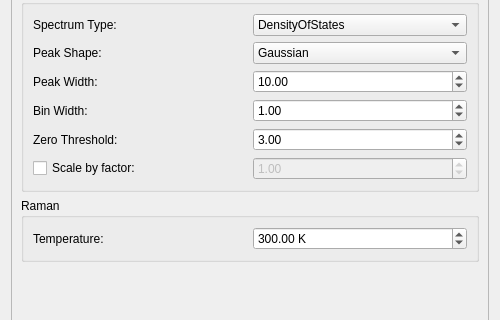
This is Code/Mantid/MantidQt/CustomInterfaces/inc/MantidQtCustomInterfaces/Indirect/DensityOfStates.ui in mantidproject/mantid as Qt 5 draws it before an edit; both pictures show x 0 to 500 and y 83 to 403 of the 500 by 500 pixel window. The edited form follows.
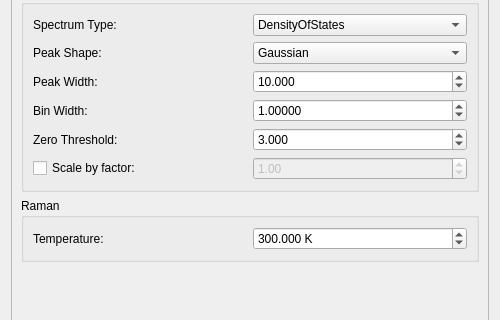
This is the edited form. The open tabs and pages were chosen to show the change. Custom widgets are drawn as their Qt base class.

Patch:
```diff
--- a/Code/Mantid/MantidQt/CustomInterfaces/inc/MantidQtCustomInterfaces/Indirect/DensityOfStates.ui
+++ b/Code/Mantid/MantidQt/CustomInterfaces/inc/MantidQtCustomInterfaces/Indirect/DensityOfStates.ui
@@ -124,6 +124,9 @@
             <property name="toolTip">
              <string>&lt;html&gt;&lt;head/&gt;&lt;body&gt;&lt;p&gt;FWHM to broaden peaks by.&lt;/p&gt;&lt;/body&gt;&lt;/html&gt;</string>
             </property>
+            <property name="decimals">
+             <number>3</number>
+            </property>
             <property name="maximum">
              <double>1000.000000000000000</double>
             </property>
@@ -140,6 +143,9 @@
             <property name="toolTip">
              <string>&lt;html&gt;&lt;head/&gt;&lt;body&gt;&lt;p&gt;Width of bins to use for histogram rebinning (in eV or cm&lt;span style=&quot; vertical-align:super;&quot;&gt;-1&lt;/span&gt;).&lt;/p&gt;&lt;/body&gt;&lt;/html&gt;</string>
             </property>
+            <property name="decimals">
+             <number>5</number>
+            </property>
             <property name="maximum">
              <double>1000.000000000000000</double>
             </property>
@@ -177,6 +183,9 @@
             <property name="toolTip">
              <string>&lt;html&gt;&lt;head/&gt;&lt;body&gt;&lt;p&gt;Threshold intensity at below which to ignore frequencies.&lt;/p&gt;&lt;/body&gt;&lt;/html&gt;</string>
             </property>
+            <property name="decimals">
+             <number>3</number>
+            </property>
             <property name="maximum">
              <double>1000.000000000000000</double>
             </property>
@@ -422,6 +431,9 @@
                 <property name="suffix">
                  <string> K</string>
                 </property>
+                <property name="decimals">
+                 <number>3</number>
+                </property>
                 <property name="maximum">
                  <double>1000.000000000000000</double>
                 </property>
```
